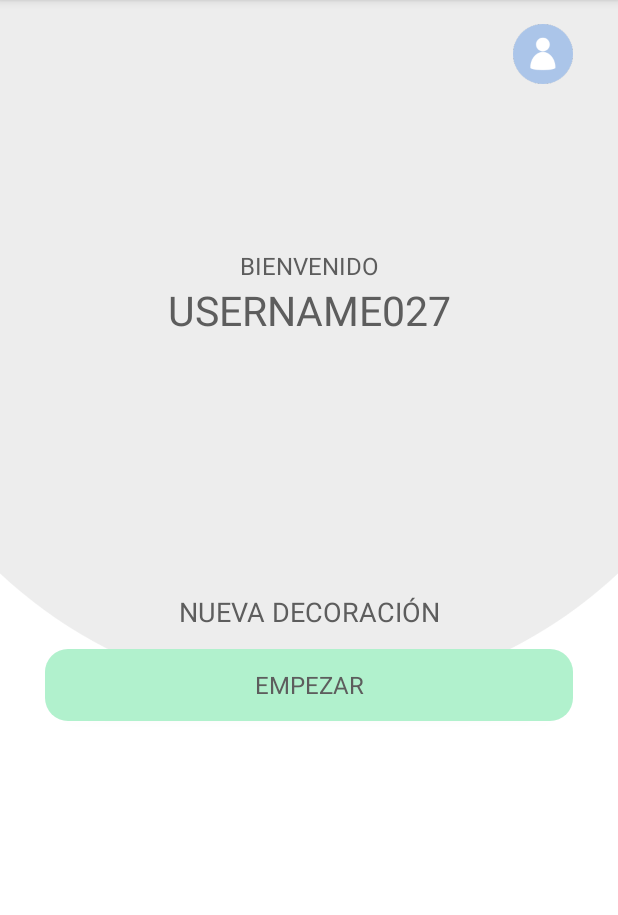
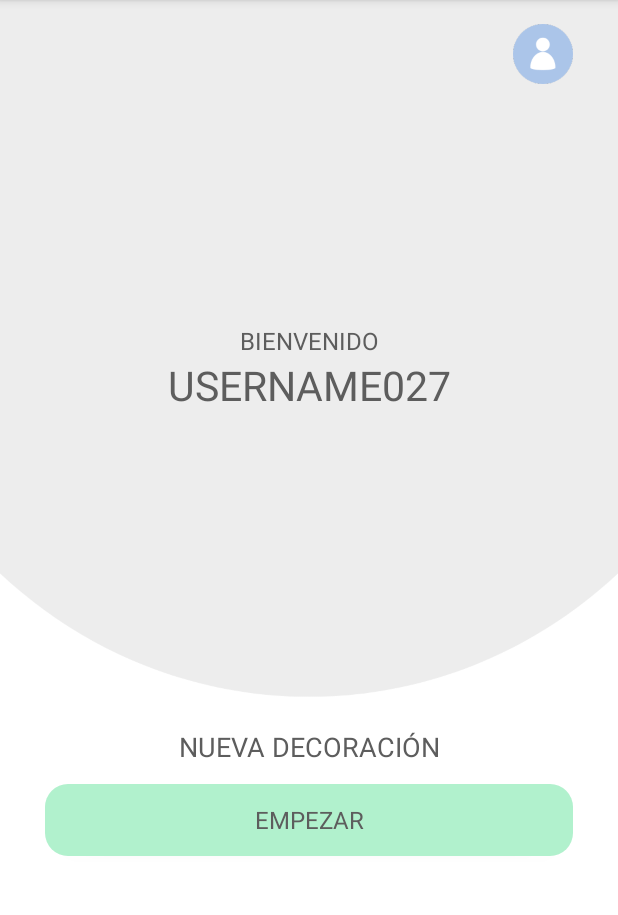
Before and after one commit to JulianRivas17/newstyledecorations, an Android app: the MainActivity screen opened directly, with no data from a screen before it, on a phone screen of 412 x 824 dp, the part 84-999 px from its top. Run offline under Robolectric (Android 15) with nearby library versions, the phone set to English and light mode, and no system bars.

Commit message:
Centre el contenido para pantallas 5"

```diff
--- a/app/src/main/res/layout/activity_main.xml
+++ b/app/src/main/res/layout/activity_main.xml
@@ -39,7 +39,7 @@
 
         <Space
             android:layout_width="match_parent"
-            android:layout_height="100dp" />
+            android:layout_height="150dp" />
 
         <TextView
             android:id="@+id/textView2"
@@ -61,7 +61,7 @@
 
         <Space
             android:layout_width="match_parent"
-            android:layout_height="170dp" />
+            android:layout_height="210dp" />
 
         <TextView
             android:id="@+id/textView1"
--- a/app/src/main/res/layout/succes_event.xml
+++ b/app/src/main/res/layout/succes_event.xml
@@ -13,7 +13,7 @@
 
         <Space
             android:layout_width="match_parent"
-            android:layout_height="60dp" />
+            android:layout_height="120dp" />
 
         <ImageView
             android:id="@+id/imageView"
--- a/app/src/main/res/layout/successful.xml
+++ b/app/src/main/res/layout/successful.xml
@@ -13,7 +13,7 @@
 
         <Space
             android:layout_width="match_parent"
-            android:layout_height="70dp" />
+            android:layout_height="170dp" />
 
         <ImageView
             android:id="@+id/imageView"
--- a/app/src/main/res/layout/successful_edit.xml
+++ b/app/src/main/res/layout/successful_edit.xml
@@ -13,7 +13,7 @@
 
         <Space
             android:layout_width="match_parent"
-            android:layout_height="70dp" />
+            android:layout_height="170dp" />
 
         <ImageView
             android:id="@+id/imageView"
```
